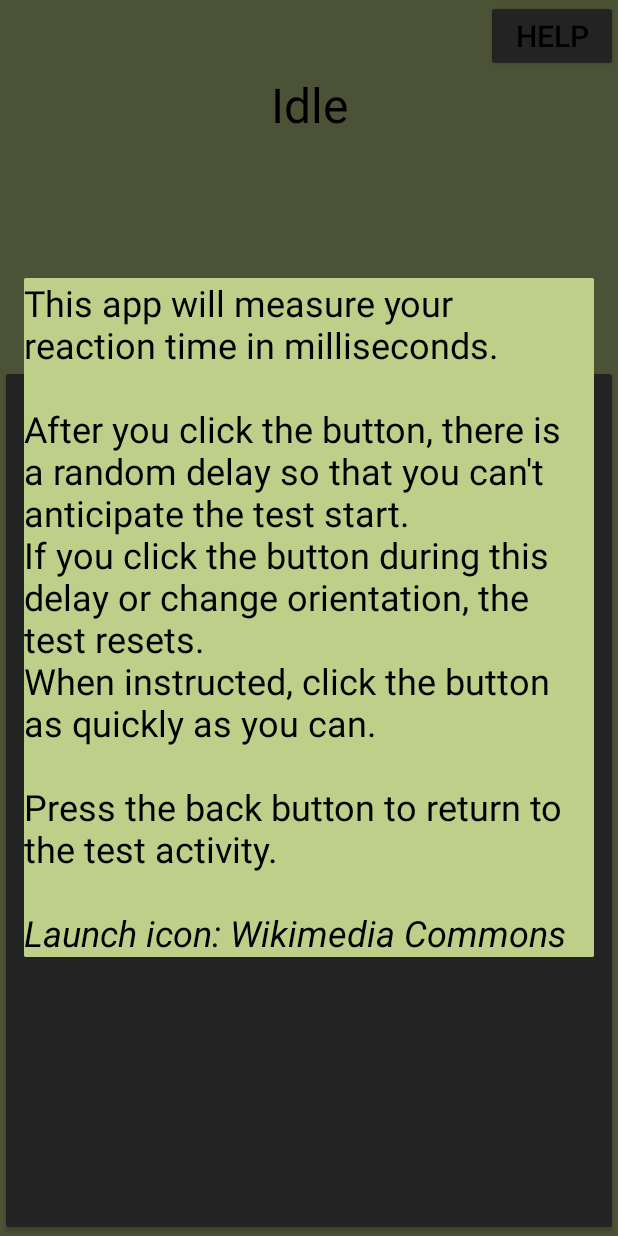
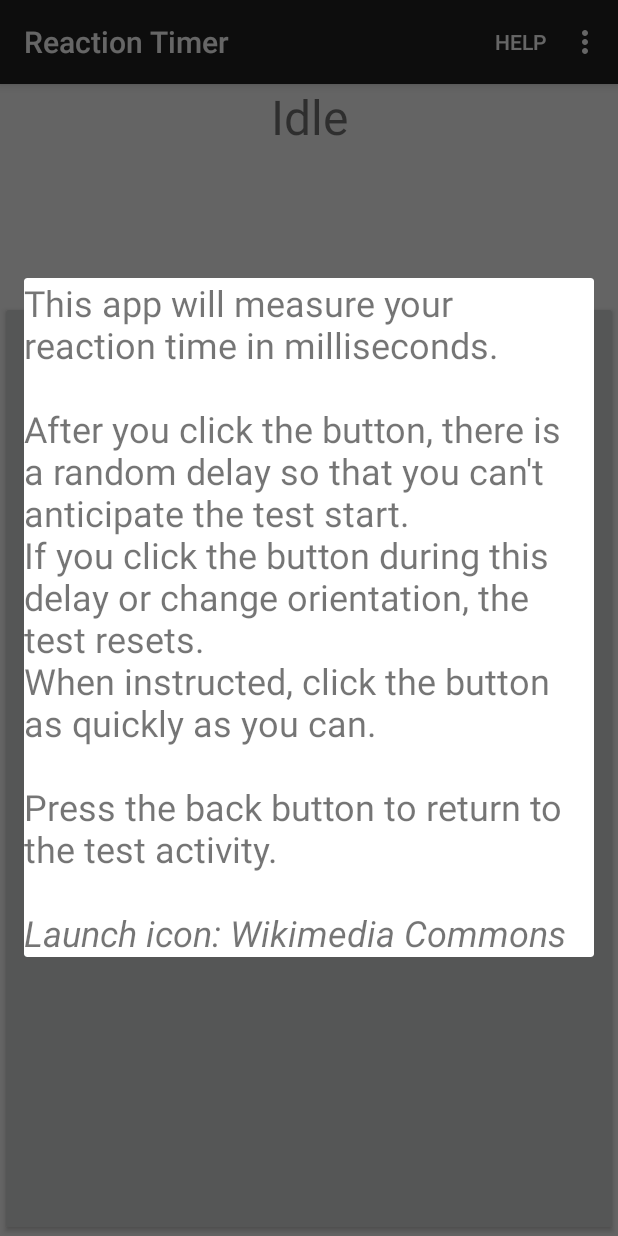
Before and after one commit to jueshi/ReactionTest, an Android app: the screen it shows after launch (MainActivity), after a tap on "HELP", on a phone screen of 412 x 824 dp. Run offline under Robolectric (Android 15) with nearby library versions, the phone set to English and light mode, and no system bars.

Commit message:
Initial commit

```diff
--- a/Reaction Test/src/main/AndroidManifest.xml
+++ b/Reaction Test/src/main/AndroidManifest.xml
@@ -1,24 +1,24 @@
 <?xml version="1.0" encoding="utf-8"?>
 <manifest xmlns:android="http://schemas.android.com/apk/res/android"
-    package="org.fanchuan.coursera.reactiontest" >
+    package="org.fanchuan.coursera.reactiontest">
 
     <application
         android:allowBackup="true"
         android:icon="@drawable/ic_launcher"
         android:label="@string/app_name"
-        android:theme="@style/AppTheme" >
-        <uses-sdk
-            android:minSdkVersion="8"
-            android:targetSdkVersion="19" />
+        android:theme="@style/Theme.AppCompat.Light.DarkActionBar">
         <activity
             android:name="org.fanchuan.coursera.reactiontest.MainActivity"
-            android:label="@string/app_name" >
+            android:label="@string/app_name">
             <intent-filter>
-                <action android:name="android.intent.action.MAIN" />
+            <action android:name="android.intent.action.MAIN" />
 
                 <category android:name="android.intent.category.LAUNCHER" />
             </intent-filter>
         </activity>
     </application>
+    <uses-sdk
+        android:minSdkVersion="8"
+        android:targetSdkVersion="19" />
 
 </manifest>
--- a/Reaction Test/src/main/java/org/fanchuan/coursera/reactiontest/MainActivity.java
+++ b/Reaction Test/src/main/java/org/fanchuan/coursera/reactiontest/MainActivity.java
@@ -1,16 +1,18 @@
 package org.fanchuan.coursera.reactiontest;
 
-import android.app.Activity;
 import android.app.Dialog;
 import android.os.Bundle;
 import android.os.Handler;
 import android.os.SystemClock;
+import android.support.v7.app.ActionBarActivity;
+import android.view.Menu;
+import android.view.MenuItem;
 import android.view.View;
 import android.widget.TextView;
 
 import java.util.Random;
 
-public class MainActivity extends Activity {
+public class MainActivity extends ActionBarActivity {
 
     //The activity can be in one of three states
     final short STATE_IDLE = 0; // Idle, waiting for user to press button
@@ -47,11 +49,11 @@ public class MainActivity extends Activity {
         */
     }
 
-    /*
     @Override
     public boolean onCreateOptionsMenu(Menu menu) {
 
         // Inflate the menu; this adds items to the action bar if it is present.
+        super.onCreateOptionsMenu(menu);
         getMenuInflater().inflate(R.menu.main, menu);
         return true;
     }
@@ -62,14 +64,15 @@ public class MainActivity extends Activity {
         // automatically handle clicks on the Home/Up button, so long
         // as you specify a parent activity in AndroidManifest.xml.
         int id = item.getItemId();
-        if (id == R.id.action_settings) {
+        if (id == R.id.help_action) {
+            showHelp();
             return true;
         }
         return super.onOptionsItemSelected(item);
+
     }
-    */
 
-    public void clickHelp(View vw) {
+    public void showHelp() {
         Dialog help = new Dialog(this);
         help.setContentView(R.layout.dialog_help);
         help.show();
@@ -85,6 +88,7 @@ public class MainActivity extends Activity {
             }
         };
         final Runnable END_TEST = new
+
                 Runnable() {
                     public void run() {
                         activityState = STATE_FINISHED;
--- a/Reaction Test/src/main/res/layout/activity_main.xml
+++ b/Reaction Test/src/main/res/layout/activity_main.xml
@@ -4,15 +4,6 @@
     android:layout_width="match_parent"
     android:layout_height="match_parent"
     tools:context="org.fanchuan.coursera.reactiontest.MainActivity">
-
-    <Button
-        android:id="@+id/button_instructions"
-        android:layout_width="wrap_content"
-        android:layout_height="wrap_content"
-        android:text="@string/help_button"
-        android:layout_gravity="right"
-        android:onClick="clickHelp"
-        android:textSize="20sp" />
 
     <TextView
         android:id="@+id/status"
@@ -21,7 +12,7 @@
         android:textSize="32sp"
         android:text="STATUS"
         android:gravity="center_horizontal"
-        android:layout_weight="0.2" />
+        android:layout_weight="0.15" />
 
     <Button
         android:id="@+id/go_button"
@@ -29,6 +20,6 @@
         android:layout_height="wrap_content"
         android:onClick="clickGoButton"
         android:text="@string/go_button"
-        android:layout_weight="0.7" />
+        android:layout_weight="0.85" />
 
 </LinearLayout>
--- a/Reaction Test/src/main/res/menu/main.xml
+++ b/Reaction Test/src/main/res/menu/main.xml
@@ -1,10 +1,12 @@
 <menu xmlns:android="http://schemas.android.com/apk/res/android"
-    xmlns:app="http://schemas.android.com/apk/res-auto"
-    xmlns:tools="http://schemas.android.com/tools"
-    tools:context="org.fanchuan.coursera.reactiontest.MainActivity" >
-
-    <item android:id="@+id/action_settings"
+    xmlns:app="http://schemas.android.com/apk/res-auto">
+    <item
+        android:id="@+id/action_settings"
         android:title="@string/action_settings"
         android:orderInCategory="100"
         app:showAsAction="never" />
+    <item
+        android:id="@+id/help_action"
+        android:title="@string/help_button"
+        app:showAsAction="ifRoom" />
 </menu>
--- a/Reaction Test/src/main/res/values/styles.xml
+++ b/Reaction Test/src/main/res/values/styles.xml
@@ -1,9 +1,8 @@
 <resources>
     <!-- Base application theme. -->
-    <style name="AppTheme" parent="Theme.AppCompat">
+    <style name="AppTheme" parent="Theme.AppCompat.Light.DarkActionBar">
         <!-- Customize your theme here. -->
         <item name="android:background">#BDCF88</item>
         <item name="android:textColor">#000000</item>
-        <item name="android:windowNoTitle">true</item>
     </style>
 </resources>
```
